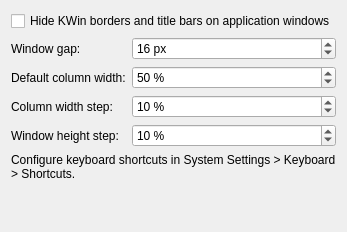
The window that packaging/kwin-script/contents/ui/config.ui (kontonkara/driftile) describes before a commit, drawn with Qt 5.
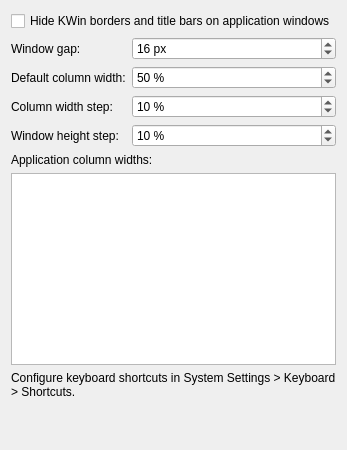
The same window after the commit.

Commit message: feat(settings): add application width overrides

Diff of the .ui file:
```diff
--- a/packaging/kwin-script/contents/ui/config.ui
+++ b/packaging/kwin-script/contents/ui/config.ui
@@ -115,6 +115,32 @@
      </item>
     </layout>
    </item>
+   <item>
+    <widget class="QLabel" name="applicationColumnWidthsLabel">
+     <property name="text">
+      <string>Application column widths:</string>
+     </property>
+     <property name="buddy">
+      <cstring>kcfg_ApplicationColumnWidths</cstring>
+     </property>
+    </widget>
+   </item>
+   <item>
+    <widget class="QPlainTextEdit" name="kcfg_ApplicationColumnWidths">
+     <property name="toolTip">
+      <string>Enter one exact desktop-file ID and percentage per line, for example org.kde.konsole=60.</string>
+     </property>
+     <property name="whatsThis">
+      <string>Each nonempty line sets the initial width of new columns for one application. Use desktop-file-id=percent with a percentage from 10 to 100.</string>
+     </property>
+     <property name="minimumSize">
+      <size>
+       <width>0</width>
+       <height>140</height>
+      </size>
+     </property>
+    </widget>
+   </item>
    <item>
     <widget class="QLabel" name="shortcutConfigurationHint">
      <property name="text">
```
The commit also changes 22 other files.
